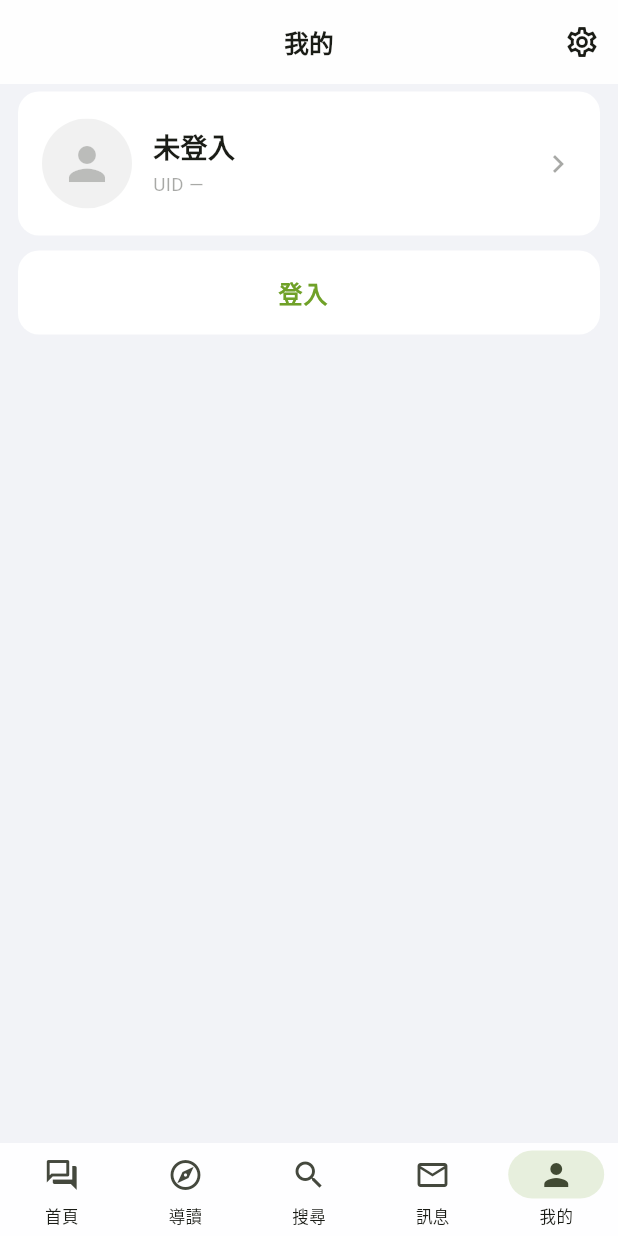
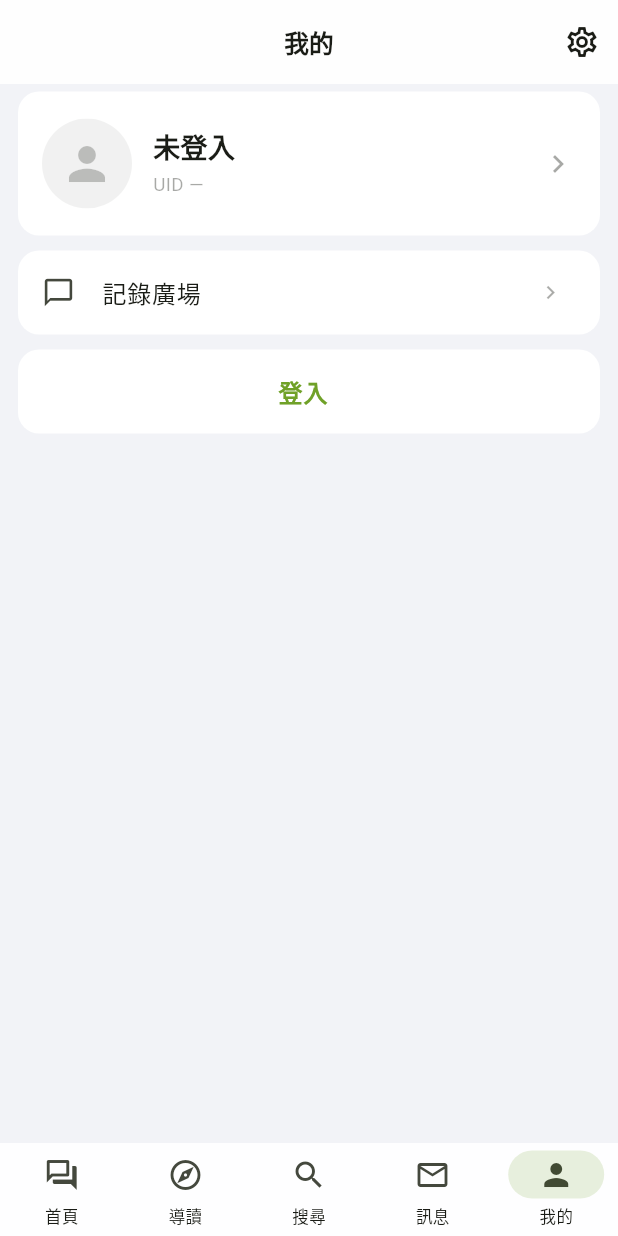
Before and after one commit to FengYing2000/GameMale-APP, a Flutter app: the screen it shows after launch, item 5 of the bottom bar chosen, on a phone screen of 412 x 824 dp. Run offline on Flutter 3.47's test engine with Material 3 defaults, Android fonts, the phone set to English and light mode, and no system bars; our stand-ins replace cached_network_image, connectivity_plus, cookie_jar, dio, dio_cookie_manager, flutter_widget_from_html_core and 4 more; missing offline and left inert: gal; accounts and stored records are empty; network calls fail.

Commit message:
修正頭像變形、訪客被過度阻擋、樓中樓沒內容，新增編輯與多項體驗修正
- 頭像：AppBar 的 leading 給的是「寬 56、高滿版」緊約束，SizedBox 擋不住，
  ClipOval 就依那個框裁成橢圓。改用 Align(widthFactor/heightFactor)——
  會縮到子元件尺寸並改給鬆約束，且不像 Center 會撐滿寬度擠爆旁邊文字
- 訪客被過度阻擋（上一版的回歸）：我拿 isGuestPage 當「需要登入」，
  但訪客瀏覽公開板塊時頁尾一樣有登入連結，於是每個板塊都被擋。
  改用 isLoginWall（真的落在 #loginform 才算）
- 樓中樓只有暱稱和時間：結構是 <a><em>暱稱</em></a><em>:內容</em><div>時間</div>，
  取 querySelectorAll('em').last 抓到的是時間。改取 li 的直接子 em
- 登入後首頁/訊息不更新：分頁被 IndexedStack 保活不會重建，
  加 session revision 讓它們自動重抓（首次不重抓，避免開頁抓兩遍）
- 私訊：標題改顯示對方暱稱（論壇只給「查看消息」）、頭像可點進個人資料、
  右上角加個人資料捷徑
- 新增編輯自己的帖子／回覆：手機版模板沒有編輯連結但端點是通的，
  回的是原始 BBCode。只有自己的樓層才顯示編輯
- 未登入按簽到改顯示「需要先登入才能簽到」，不再丟出論壇整頁的原文
- 記錄廣場開放給訪客（論壇本來就允許），其餘需要帳號的才隱藏

```diff
--- a/lib/api/parse.dart
+++ b/lib/api/parse.dart
@@ -56,6 +56,12 @@ bool isLoggedIn(dom.Document doc) =>
 ///
 /// inajax=1 的浮層片段（評分表單、評分紀錄）兩種標記都沒有，
 /// 用缺少登出連結去推論會把使用者莫名其妙踢出登入狀態。
+/// 這一頁是不是「論壇把我們轉到登入表單」。
+///
+/// 不能用 isGuestPage —— 訪客瀏覽公開板塊時頁尾一樣有登入連結，
+/// 那樣會把每個公開板塊都擋成「需要登入」。
+bool isLoginWall(dom.Document doc) => doc.querySelector('#loginform') != null;
+
 bool isGuestPage(dom.Document doc) {
   if (isLoggedIn(doc)) return false;
   return doc.querySelector('#loginform') != null ||
--- a/lib/app.dart
+++ b/lib/app.dart
@@ -9,6 +9,7 @@ import 'store/session.dart';
 import 'store/settings.dart';
 import 'theme.dart';
 import 'ui/pages/doing_page.dart';
+import 'ui/pages/edit_post_page.dart';
 import 'ui/pages/forum_page.dart';
 import 'ui/pages/guide_page.dart';
 import 'ui/pages/home_page.dart';
@@ -121,9 +122,23 @@ GoRouter _buildRouter(SessionStore session) {
           to: s.uri.queryParameters['to'] ?? '',
         ),
       ),
+      GoRoute(
+        path: '/t/:tid/edit/:pid',
+        builder: (c, s) => EditPostPage(
+          tid: _int(s, 'tid'),
+          pid: _int(s, 'pid'),
+          fid: int.tryParse(s.uri.queryParameters['fid'] ?? '') ?? 0,
+        ),
+      ),
       GoRoute(path: '/t/:tid', builder: (c, s) => ThreadPage(tid: _int(s, 'tid'))),
       GoRoute(path: '/notice', builder: (c, s) => const NoticePage()),
-      GoRoute(path: '/pm/:touid', builder: (c, s) => PmChatPage(touid: _int(s, 'touid'))),
+      GoRoute(
+        path: '/pm/:touid',
+        builder: (c, s) => PmChatPage(
+          touid: _int(s, 'touid'),
+          name: s.uri.queryParameters['name'] ?? '',
+        ),
+      ),
       GoRoute(path: '/u/:uid', builder: (c, s) => ProfilePage(uid: _int(s, 'uid'))),
       GoRoute(
         path: '/my/:type',
--- a/lib/ui/pages/me_page.dart
+++ b/lib/ui/pages/me_page.dart
@@ -20,14 +20,36 @@ class MePage extends StatefulWidget {
 class _MePageState extends State<MePage> {
   MeData? _me;
 
+  // needsLogin=false 的訪客也能看，論壇本來就開放
   static const _entries = [
-    (Icons.star_outline, '我的收藏', '/my/favorite'),
-    (Icons.edit_note, '我的主題', '/my/thread'),
-    (Icons.reply_outlined, '我的回覆', '/my/reply'),
-    (Icons.event_available_outlined, '每日簽到', '/sign'),
-    (Icons.chat_bubble_outline, '記錄廣場', '/doing'),
-    (Icons.notifications_none, '系統通知', '/notice'),
+    (Icons.star_outline, '我的收藏', '/my/favorite', true),
+    (Icons.edit_note, '我的主題', '/my/thread', true),
+    (Icons.reply_outlined, '我的回覆', '/my/reply', true),
+    (Icons.event_available_outlined, '每日簽到', '/sign', true),
+    (Icons.chat_bubble_outline, '記錄廣場', '/doing', false),
+    (Icons.notifications_none, '系統通知', '/notice', true),
   ];
+
+
+  int _rev = -1;
+
+  @override
+  void didChangeDependencies() {
+    super.didChangeDependencies();
+    // 登入/登出後這個分頁還被保活著，靠 revision 判斷要不要重抓。
+    // 第一次只記錄不重抓 —— initState 已經載過了，否則每次開頁都會抓兩遍
+    final rev = context.watch<SessionStore>().revision;
+    if (_rev == -1) {
+      _rev = rev;
+      return;
+    }
+    if (_rev != rev) {
+      _rev = rev;
+      WidgetsBinding.instance.addPostFrameCallback((_) {
+        if (mounted) _load();
+      });
+    }
+  }
 
   @override
   void initState() {
@@ -124,23 +146,30 @@ class _MePageState extends State<MePage> {
                 ),
               ),
             ),
-            if (session.loggedIn)
-            Card(
+            Builder(builder: (context) {
+              final items = _entries
+                  .where((e) => session.loggedIn || !e.$4)
+                  .toList();
+              if (items.isEmpty) return const SizedBox.shrink();
+              return Card(
                 clipBehavior: Clip.antiAlias,
                 child: Column(
                   children: [
-                  for (var i = 0; i < _entries.length; i++) ...[
+                    for (var i = 0; i < items.length; i++) ...[
                       ListTile(
-                      leading: Icon(_entries[i].$1, size: 22),
-                      title: Text(tr(_entries[i].$2)),
-                      trailing: Icon(Icons.chevron_right, size: 18, color: faint(context)),
-                      onTap: () => context.push(_entries[i].$3),
+                        leading: Icon(items[i].$1, size: 22),
+                        title: Text(tr(items[i].$2)),
+                        trailing:
+                            Icon(Icons.chevron_right, size: 18, color: faint(context)),
+                        onTap: () => context.push(items[i].$3),
                       ),
-                    if (i != _entries.length - 1) const Divider(indent: 56, endIndent: 14),
+                      if (i != items.length - 1)
+                        const Divider(indent: 56, endIndent: 14),
                     ],
                   ],
                 ),
-            ),
+              );
+            }),
             Card(
               clipBehavior: Clip.antiAlias,
               child: session.loggedIn
--- a/lib/ui/widgets/avatar.dart
+++ b/lib/ui/widgets/avatar.dart
@@ -19,11 +19,15 @@ class Avatar extends StatelessWidget {
       child: Icon(Icons.person, size: size * 0.6, color: Theme.of(context).colorScheme.onSurface.withValues(alpha: 0.25)),
     );
 
-    // 用 SizedBox 鎖成正方形再裁圓，否則放進 AppBar 的 leading 這類
-    // 高窄版面時 ClipOval 會依版面框裁切而變成直橢圓。
-    // 不要包 Center —— 它會撐滿可用寬度，在 Row/ListTile 裡把旁邊的文字擠爆
+    // AppBar 的 leading 會給「寬 56、高滿版」的緊約束，SizedBox 擋不住，
+    // ClipOval 就依那個框裁成直橢圓。
+    // Align 帶 widthFactor/heightFactor 會縮到子元件尺寸並改給鬆約束，
+    // 兩個問題一次解決 —— 不能用 Center，它會撐滿寬度把旁邊文字擠爆。
     return GestureDetector(
       onTap: onTap,
+      child: Align(
+        widthFactor: 1,
+        heightFactor: 1,
         child: SizedBox(
           width: size,
           height: size,
@@ -41,6 +45,7 @@ class Avatar extends StatelessWidget {
                   ),
           ),
         ),
+      ),
     );
   }
 }
```
Also changed, not shown: lib/api/discuz.dart (+62 -7 lines), lib/api/models.dart (+27 -0 lines), lib/store/session.dart (+8 -0 lines), lib/ui/pages/edit_post_page.dart (added, +150 -0 lines), lib/ui/pages/guide_page.dart (+23 -0 lines), lib/ui/pages/home_page.dart (+21 -0 lines), lib/ui/pages/messages_page.dart (+29 -1 lines), lib/ui/pages/pm_chat_page.dart (+26 -6 lines), lib/ui/pages/thread_page.dart (+28 -0 lines), 2 other files. Lines whose indentation alone changed are shown as unchanged.
